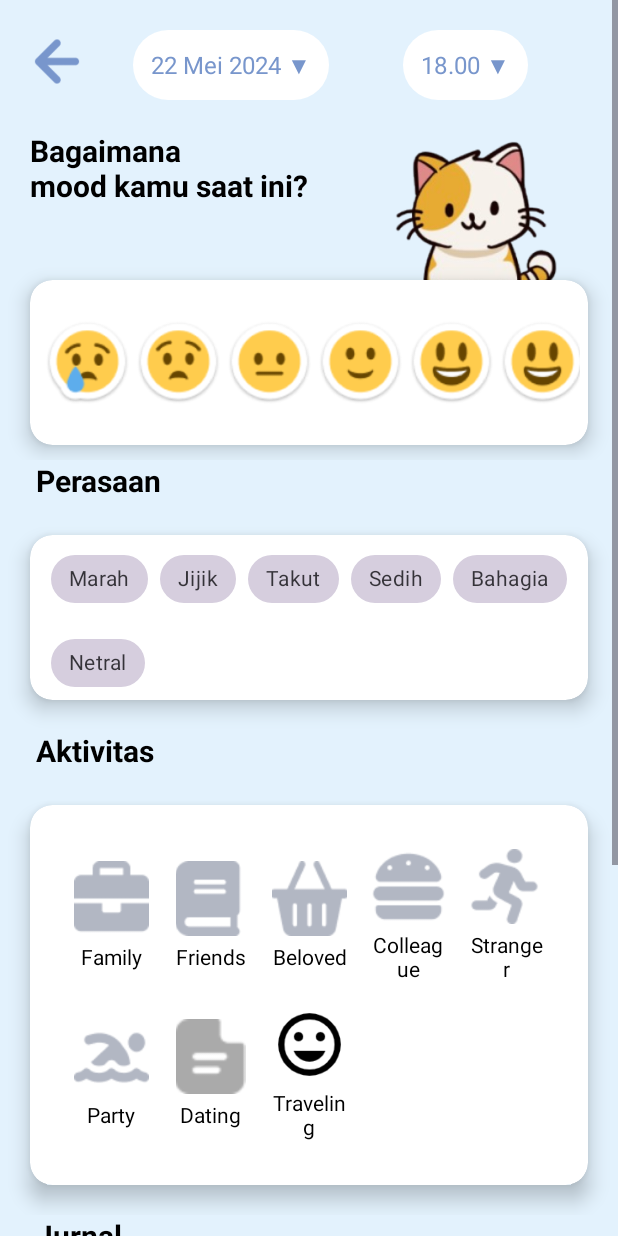
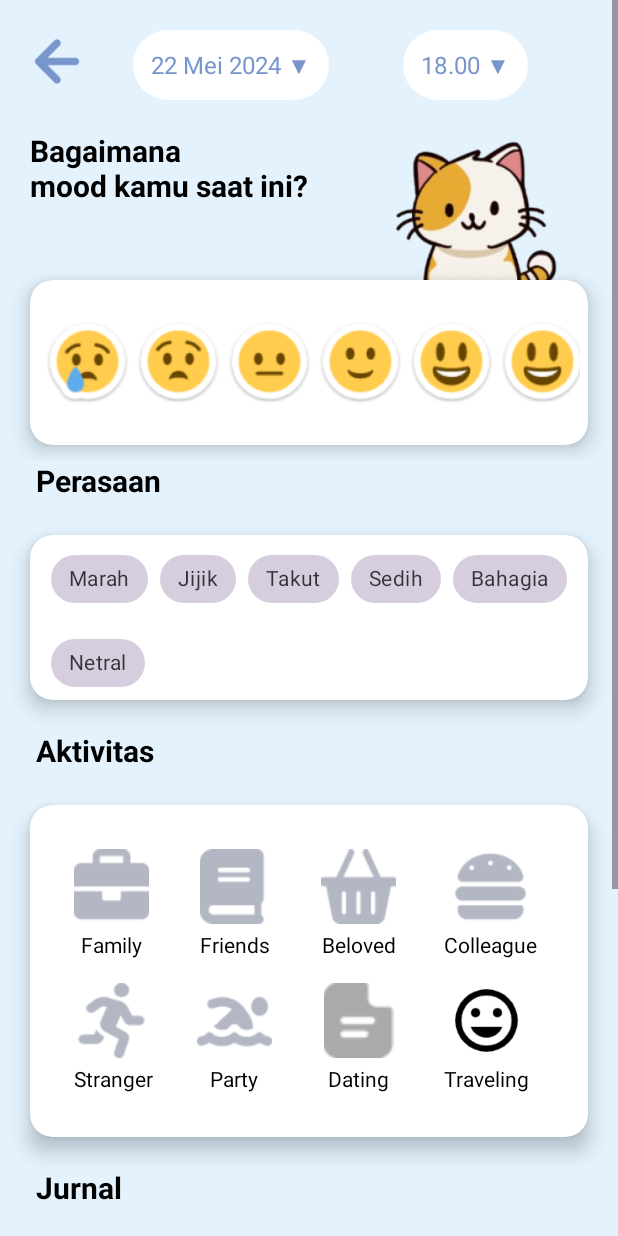
Before and after one commit to Kyizaky/MyMood, an Android app: the screen it shows after launch (TambahActivity before the commit, MainActivity after it), item 3 of the bottom bar chosen, on a phone screen of 412 x 824 dp. Run offline under Robolectric (Android 15) with nearby library versions, the light colour scheme and no system bars.

Commit message:
mengubah activity menjadi fragment di tambah

```diff
--- a/app/src/main/AndroidManifest.xml
+++ b/app/src/main/AndroidManifest.xml
@@ -15,9 +15,6 @@
         <activity
             android:name=".BreatheActivity"
             android:exported="false" />
-       <activity
-            android:name=".TambahActivity"
-            android:exported="false" />
         <activity
             android:name=".MeditationActivity"
             android:exported="false" />
--- a/app/src/main/java/com/example/skripsta/ItemAdapter.kt
+++ b/app/src/main/java/com/example/skripsta/ItemAdapter.kt
@@ -6,6 +6,7 @@ import android.view.ViewGroup
 import android.widget.ImageView
 import android.widget.TextView
 import androidx.recyclerview.widget.RecyclerView
+import com.example.skripsta.data.Item
 
 class ItemAdapter(private val items: List<Item>) :
     RecyclerView.Adapter<ItemAdapter.ItemViewHolder>() {
--- a/app/src/main/java/com/example/skripsta/MainActivity.kt
+++ b/app/src/main/java/com/example/skripsta/MainActivity.kt
@@ -1,9 +1,10 @@
 package com.example.skripsta
 
-import android.content.Intent
+import android.annotation.SuppressLint
 import android.os.Bundle
 import android.view.View
 import androidx.appcompat.app.AppCompatActivity
+import androidx.core.content.ContextCompat
 import androidx.fragment.app.Fragment
 import com.example.skripsta.databinding.ActivityMainBinding
 
@@ -32,9 +33,9 @@ class MainActivity : AppCompatActivity() {
                     true // Return true to indicate the item is selected
                 }
                 R.id.tambah -> {
-                    val intent = Intent(this, TambahActivity::class.java)
-                    startActivity(intent)
-                    true // Return true to indicate the item is selected
+                    replaceFragment(TambahFragment())
+                    setBottomNavIndicator(false)
+                    false // Return true to indicate the item is selected
                 }
                 R.id.kegiatan -> {
                     replaceFragment(KegiatanFragment())
@@ -48,6 +49,16 @@ class MainActivity : AppCompatActivity() {
             }
         }
     }
+
+    private fun setBottomNavIndicator(isActive: Boolean) {
+        if (isActive) {
+            binding.bottomNavigationView.itemActiveIndicatorColor = ContextCompat.getColorStateList(this, R.color.vista)
+        } else {
+            binding.bottomNavigationView.itemActiveIndicatorColor = ContextCompat.getColorStateList(this, R.color.transparent)
+        }
+    }
+    @SuppressLint("ResourceType")
+
     private fun hideSystemUI() {
         // Sembunyikan navbar dan status bar
         window.decorView.systemUiVisibility = (
@@ -62,6 +73,7 @@ class MainActivity : AppCompatActivity() {
         val fragmentManager = supportFragmentManager
         val fragmentTransaction = fragmentManager.beginTransaction()
         fragmentTransaction.replace(R.id.frame_layout, fragment)
+        fragmentTransaction.addToBackStack(null)
         fragmentTransaction.commit()
     }
 }
--- a/app/src/main/java/com/example/skripsta/TambahActivity.kt
+++ /dev/null
@@ -1,40 +0,0 @@
-package com.example.skripsta
-
-import android.os.Bundle
-import androidx.activity.enableEdgeToEdge
-import androidx.appcompat.app.AppCompatActivity
-import androidx.core.view.ViewCompat
-import androidx.core.view.WindowInsetsCompat
-import androidx.recyclerview.widget.GridLayoutManager
-import androidx.recyclerview.widget.RecyclerView
-
-class TambahActivity : AppCompatActivity() {
-    override fun onCreate(savedInstanceState: Bundle?) {
-        super.onCreate(savedInstanceState)
-        enableEdgeToEdge()
-        setContentView(R.layout.activity_tambah)
-        ViewCompat.setOnApplyWindowInsetsListener(findViewById(R.id.main)) { v, insets ->
-            val systemBars = insets.getInsets(WindowInsetsCompat.Type.systemBars())
-            v.setPadding(systemBars.left, systemBars.top, systemBars.right, systemBars.bottom)
-            insets
-        }
-
-        val recyclerView: RecyclerView = findViewById(R.id.recycler_view)
-
-        // Data untuk item grid
-        val items = listOf(
-            Item(R.drawable.ic_bekerja, "Family"),
-            Item(R.drawable.ic_belajar, "Friends"),
-            Item(R.drawable.ic_belanja, "Beloved"),
-            Item(R.drawable.ic_makan, "Colleague"),
-            Item(R.drawable.ic_olahraga, "Stranger"),
-            Item(R.drawable.ic_renang, "Party"),
-            Item(R.drawable.ic_riwayat, "Dating"),
-            Item(R.drawable.ic_mood, "Traveling")
-        )
-
-        // Set Adapter dan LayoutManager
-        recyclerView.layoutManager = GridLayoutManager(this, 5) // 4 kolom
-        recyclerView.adapter = ItemAdapter(items)
-    }
-}
--- /dev/null
+++ b/app/src/main/java/com/example/skripsta/TambahFragment.kt
@@ -0,0 +1,60 @@
+package com.example.skripsta
+
+import android.os.Bundle
+import androidx.fragment.app.Fragment
+import android.view.LayoutInflater
+import android.view.View
+import android.view.ViewGroup
+import android.widget.ImageView
+import androidx.recyclerview.widget.GridLayoutManager
+import androidx.recyclerview.widget.RecyclerView
+import com.example.skripsta.data.Item
+
+class TambahFragment : Fragment() {
+
+    override fun onCreateView(
+        inflater: LayoutInflater, container: ViewGroup?,
+        savedInstanceState: Bundle?
+    ): View? {
+        // Inflate the layout for this fragment
+        val view = inflater.inflate(R.layout.fragment_tambah, container, false)
+
+        // Sembunyikan BottomNavigationView
+        val bottomNav = requireActivity().findViewById<View>(R.id.bottomNavigationView)
+        bottomNav.visibility = View.GONE
+
+        val goBack: ImageView = view.findViewById(R.id.ic_back)
+        goBack.setOnClickListener{
+
+            parentFragmentManager.popBackStack()
+        }
+
+        // Inisialisasi RecyclerView
+        val recyclerView: RecyclerView = view.findViewById(R.id.recycler_view)
+
+        // Data untuk item grid
+        val items = listOf(
+            Item(R.drawable.ic_bekerja, "Family"),
+            Item(R.drawable.ic_belajar, "Friends"),
+            Item(R.drawable.ic_belanja, "Beloved"),
+            Item(R.drawable.ic_makan, "Colleague"),
+            Item(R.drawable.ic_olahraga, "Stranger"),
+            Item(R.drawable.ic_renang, "Party"),
+            Item(R.drawable.ic_riwayat, "Dating"),
+            Item(R.drawable.ic_mood, "Traveling")
+        )
+
+        // Set Adapter dan LayoutManager
+        recyclerView.layoutManager = GridLayoutManager(requireContext(), 4) // 4 kolom
+        recyclerView.adapter = ItemAdapter(items)
+
+        return view
+    }
+
+    override fun onDestroyView() {
+        super.onDestroyView()
+        // Tampilkan kembali BottomNavigationView
+        val bottomNav = requireActivity().findViewById<View>(R.id.bottomNavigationView)
+        bottomNav.visibility = View.VISIBLE
+    }
+}
--- a/app/src/main/java/com/example/skripsta/item.kt
+++ b/app/src/main/java/com/example/skripsta/data/item.kt
@@ -1,4 +1,4 @@
-package com.example.skripsta
+package com.example.skripsta.data
 
 data class Item(
     val icon: Int,
--- a/app/src/main/res/layout/activity_tambah.xml
+++ b/app/src/main/res/layout/fragment_tambah.xml
@@ -5,8 +5,7 @@
     android:id="@+id/main"
     android:layout_width="match_parent"
     android:layout_height="match_parent"
-    android:background="#E3F2FD"
-    tools:context=".TambahActivity">
+    android:background="#E3F2FD">
 
     <LinearLayout
         android:layout_width="match_parent"
@@ -18,6 +17,7 @@
             android:layout_height="wrap_content">
 
             <ImageView
+                android:id="@+id/ic_back"
                 android:layout_width="44dp"
                 android:layout_height="42dp"
                 android:src="@drawable/ic_back"
--- a/app/src/main/res/values/colors.xml
+++ b/app/src/main/res/values/colors.xml
@@ -2,6 +2,7 @@
 <resources>
     <color name="black">#FF000000</color>
     <color name="white">#FFFFFFFF</color>
+    <color name="transparent">#00000000</color>
     <color name="app">#D2DBE6</color>
     <color name="vista">#7896CC</color>
 </resources>
--- a/build.gradle.kts
+++ b/build.gradle.kts
@@ -3,4 +3,5 @@ plugins {
     alias(libs.plugins.android.application) apply false
     alias(libs.plugins.kotlin.android) apply false
     alias(libs.plugins.google.gms.google.services) apply false
+    id("com.google.devtools.ksp") version "1.9.0-1.0.13" apply false
 }
```
Also changed, not shown: app/build.gradle.kts (+49 -1 lines), app/src/main/java/com/example/skripsta/data/User.kt (added, +14 -0 lines), app/src/main/java/com/example/skripsta/data/UserDao.kt (added, +18 -0 lines), app/src/main/java/com/example/skripsta/data/UserDatabase.kt (added, +34 -0 lines), app/src/main/java/com/example/skripsta/data/UserRepository.kt (added, +12 -0 lines), app/src/main/java/com/example/skripsta/data/UserViewModel.kt (added, +25 -0 lines), gradle/libs.versions.toml (+25 -0 lines). Lines whose indentation alone changed are shown as unchanged.
